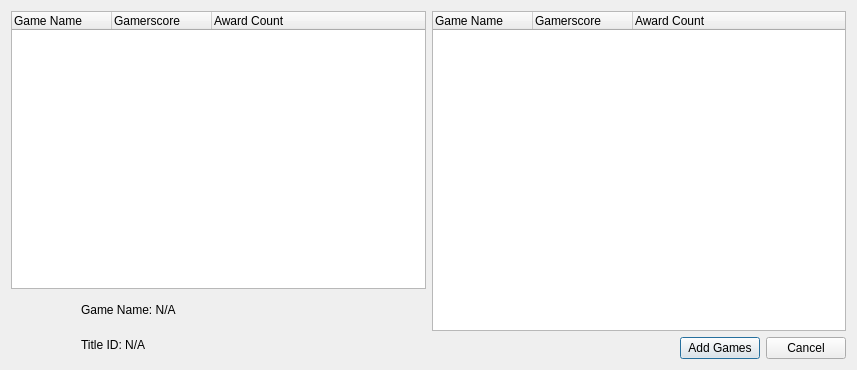
hetelek/Velocity, file Velocity/gameadderdialog.ui: the form before one commit.
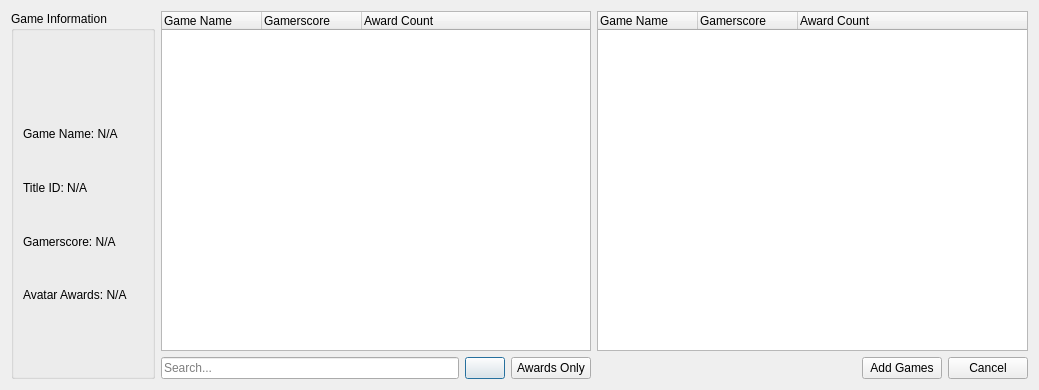
The form after the commit. Icons and pictures are not drawn.

Commit message: added search features/filter

Diff of the .ui file:
```diff
--- a/Velocity/gameadderdialog.ui
+++ b/Velocity/gameadderdialog.ui
@@ -6,49 +6,43 @@
    <rect>
     <x>0</x>
     <y>0</y>
-    <width>857</width>
-    <height>370</height>
+    <width>1039</width>
+    <height>390</height>
    </rect>
   </property>
   <property name="windowTitle">
    <string>Game Adder</string>
   </property>
-  <layout class="QHBoxLayout" name="horizontalLayout_3">
+  <property name="windowIcon">
+   <iconset resource="Resources.qrc">
+    <normaloff>:/Images/Leaner24.png</normaloff>:/Images/Leaner24.png</iconset>
+  </property>
+  <layout class="QHBoxLayout" name="horizontalLayout_5">
    <item>
-    <layout class="QVBoxLayout" name="verticalLayout_2">
+    <layout class="QHBoxLayout" name="horizontalLayout_3" stretch="1,3,3">
      <item>
-      <widget class="QTreeWidget" name="treeWidgetAllGames">
-       <property name="editTriggers">
-        <set>QAbstractItemView::NoEditTriggers</set>
+      <widget class="QGroupBox" name="groupBox">
+       <property name="title">
+        <string>Game Information</string>
        </property>
-       <property name="alternatingRowColors">
-        <bool>true</bool>
-       </property>
-       <property name="selectionMode">
-        <enum>QAbstractItemView::ExtendedSelection</enum>
-       </property>
-       <attribute name="headerDefaultSectionSize">
-        <number>100</number>
-       </attribute>
-       <column>
-        <property name="text">
-         <string>Game Name</string>
-        </property>
-       </column>
-       <column>
-        <property name="text">
-         <string>Gamerscore</string>
-        </property>
-       </column>
-       <column>
-        <property name="text">
-         <string>Award Count</string>
-        </property>
-       </column>
-      </widget>
-     </item>
+       <layout class="QVBoxLayout" name="verticalLayout_5">
+        <item>
+         <layout class="QVBoxLayout" name="verticalLayout_4">
      <item>
       <layout class="QHBoxLayout" name="horizontalLayout">
+            <item>
+             <spacer name="horizontalSpacer_2">
+              <property name="orientation">
+               <enum>Qt::Horizontal</enum>
+              </property>
+              <property name="sizeHint" stdset="0">
+               <size>
+                <width>40</width>
+                <height>20</height>
+               </size>
+              </property>
+             </spacer>
+            </item>
        <item>
         <widget class="QLabel" name="imgThumbnail">
          <property name="minimumSize">
@@ -63,21 +57,45 @@
            <height>64</height>
           </size>
          </property>
+              <property name="frameShape">
+               <enum>QFrame::NoFrame</enum>
+              </property>
          <property name="text">
           <string/>
          </property>
          <property name="alignment">
           <set>Qt::AlignCenter</set>
          </property>
+              <property name="wordWrap">
+               <bool>true</bool>
+              </property>
         </widget>
        </item>
        <item>
-        <layout class="QVBoxLayout" name="verticalLayout">
+             <spacer name="horizontalSpacer_3">
+              <property name="orientation">
+               <enum>Qt::Horizontal</enum>
+              </property>
+              <property name="sizeHint" stdset="0">
+               <size>
+                <width>40</width>
+                <height>20</height>
+               </size>
+              </property>
+             </spacer>
+            </item>
+           </layout>
+          </item>
+          <item>
+           <layout class="QVBoxLayout" name="verticalLayout" stretch="2,2,2,2,2">
          <item>
           <widget class="QLabel" name="lblGameName">
            <property name="text">
             <string>Game Name: N/A</string>
            </property>
+              <property name="wordWrap">
+               <bool>true</bool>
+              </property>
           </widget>
          </item>
          <item>
@@ -87,6 +105,115 @@
            </property>
           </widget>
          </item>
+            <item>
+             <widget class="QLabel" name="lblGamerscore">
+              <property name="text">
+               <string>Gamerscore: N/A</string>
+              </property>
+             </widget>
+            </item>
+            <item>
+             <widget class="QLabel" name="lblAvatarAwards">
+              <property name="text">
+               <string>Avatar Awards: N/A</string>
+              </property>
+             </widget>
+            </item>
+            <item>
+             <spacer name="verticalSpacer">
+              <property name="orientation">
+               <enum>Qt::Vertical</enum>
+              </property>
+              <property name="sizeHint" stdset="0">
+               <size>
+                <width>20</width>
+                <height>40</height>
+               </size>
+              </property>
+             </spacer>
+            </item>
+           </layout>
+          </item>
+         </layout>
+        </item>
+       </layout>
+      </widget>
+     </item>
+     <item>
+      <layout class="QVBoxLayout" name="verticalLayout_2">
+       <item>
+        <widget class="QTreeWidget" name="treeWidgetAllGames">
+         <property name="editTriggers">
+          <set>QAbstractItemView::NoEditTriggers</set>
+         </property>
+         <property name="alternatingRowColors">
+          <bool>true</bool>
+         </property>
+         <property name="selectionMode">
+          <enum>QAbstractItemView::ExtendedSelection</enum>
+         </property>
+         <attribute name="headerDefaultSectionSize">
+          <number>100</number>
+         </attribute>
+         <column>
+          <property name="text">
+           <string>Game Name</string>
+          </property>
+         </column>
+         <column>
+          <property name="text">
+           <string>Gamerscore</string>
+          </property>
+         </column>
+         <column>
+          <property name="text">
+           <string>Award Count</string>
+          </property>
+         </column>
+        </widget>
+       </item>
+       <item>
+        <layout class="QHBoxLayout" name="horizontalLayout_6">
+         <item>
+          <layout class="QHBoxLayout" name="horizontalLayout_4">
+           <item>
+            <widget class="QLineEdit" name="txtSearch">
+             <property name="placeholderText">
+              <string>Search...</string>
+             </property>
+            </widget>
+           </item>
+           <item>
+            <widget class="QPushButton" name="btnShowAll">
+             <property name="maximumSize">
+              <size>
+               <width>41</width>
+               <height>16777215</height>
+              </size>
+             </property>
+             <property name="text">
+              <string/>
+             </property>
+             <property name="icon">
+              <iconset resource="Resources.qrc">
+               <normaloff>:/Images/undo.png</normaloff>:/Images/undo.png</iconset>
+             </property>
+            </widget>
+           </item>
+           <item>
+            <widget class="QPushButton" name="btnShowAll_2">
+             <property name="text">
+              <string>Awards Only</string>
+             </property>
+             <property name="icon">
+              <iconset resource="Resources.qrc">
+               <normaloff>:/Images/trophy.png</normaloff>:/Images/trophy.png</iconset>
+             </property>
+             <property name="checkable">
+              <bool>true</bool>
+             </property>
+            </widget>
+           </item>
         </layout>
        </item>
       </layout>
@@ -162,6 +289,8 @@
            <normaloff>:/Images/cancel.png</normaloff>:/Images/cancel.png</iconset>
          </property>
         </widget>
+         </item>
+        </layout>
        </item>
       </layout>
      </item>
```
Lines whose indentation alone changed are shown as unchanged. The commit also changes 2 other files.
